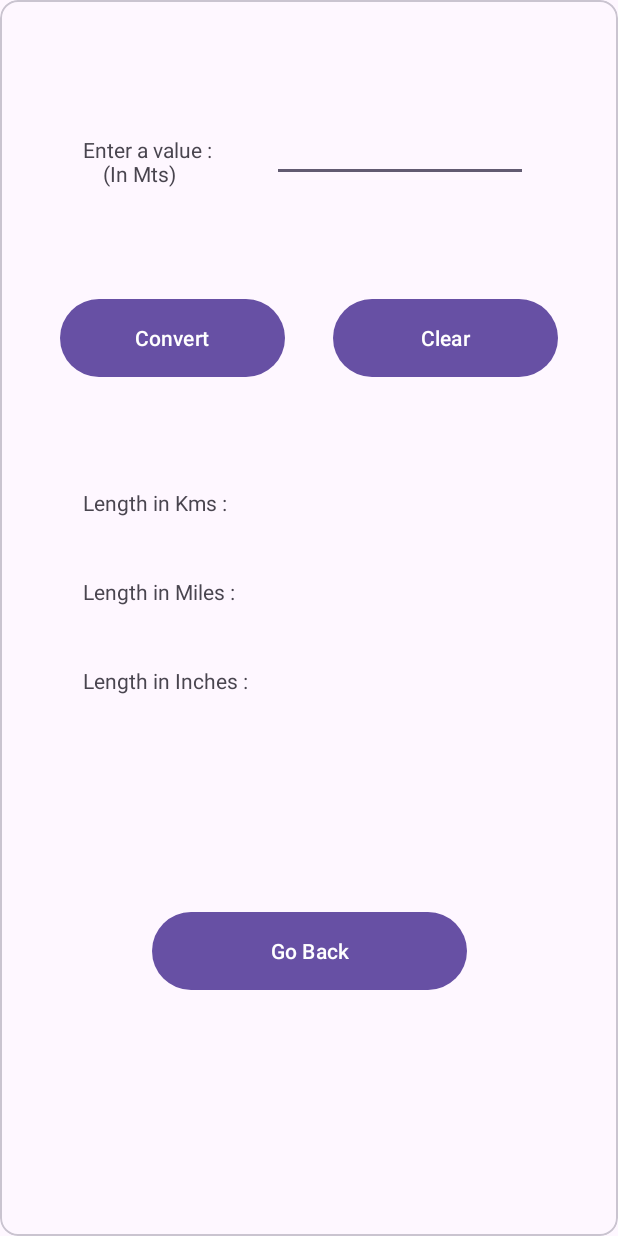
After one commit to guptakushal03/Second_Assignment_App_21012021034, an Android app: the LengthConverterActivity screen opened directly, with no data from a screen before it, on a phone screen of 412 x 824 dp. The commit adds this screen. Run offline under Robolectric (Android 15) with nearby library versions, the phone set to English and light mode, and no system bars; 1 statement that could not run was skipped.

Commit message:
Length Page Commit 1

```diff
--- /dev/null
+++ b/app/src/main/java/com/example/second_assignment_app_21012021034/LengthConverterActivity.kt
@@ -0,0 +1,34 @@
+package com.example.second_assignment_app_21012021034
+
+import androidx.appcompat.app.AppCompatActivity
+import android.os.Bundle
+import android.widget.Button
+import android.widget.EditText
+import android.widget.TextView
+
+class LengthConverterActivity : AppCompatActivity() {
+    override fun onCreate(savedInstanceState: Bundle?) {
+        super.onCreate(savedInstanceState)
+        setContentView(R.layout.activity_length_converter)
+
+        val convert = findViewById<Button>(R.id.convertBtn)
+        val dataValue:EditText = findViewById<EditText>(R.id.DataValue)
+        val tempStr = dataValue.text.toString()
+        val tempInt: Int = tempStr.toInt()
+
+        convert.setOnClickListener(){
+            convertLength(tempInt)
+        }
+
+    }
+
+    fun convertLength(tempInt: Int){
+        var b = tempInt/1000
+        var c = tempInt/1609
+        var d = tempInt*39.37
+
+        findViewById<TextView>(R.id.KgsValue).text = b.toString()
+        findViewById<TextView>(R.id.MilesValue).text = c.toString()
+        findViewById<TextView>(R.id.InchesValue).text = d.toString()
+    }
+}
--- /dev/null
+++ b/app/src/main/res/layout/activity_length_converter.xml
@@ -0,0 +1,128 @@
+<?xml version="1.0" encoding="utf-8"?>
+<androidx.constraintlayout.widget.ConstraintLayout xmlns:android="http://schemas.android.com/apk/res/android"
+    xmlns:app="http://schemas.android.com/apk/res-auto"
+    xmlns:tools="http://schemas.android.com/tools"
+    android:layout_width="match_parent"
+    android:layout_height="match_parent"
+    tools:context=".LengthConverterActivity">
+
+    <com.google.android.material.card.MaterialCardView
+        android:layout_width="match_parent"
+        android:layout_height="match_parent">
+
+        <androidx.constraintlayout.widget.ConstraintLayout
+            android:layout_width="match_parent"
+            android:layout_height="match_parent"
+            android:padding="20dp">
+
+            <TextView
+                android:id="@+id/textView2"
+                android:layout_width="wrap_content"
+                android:layout_height="wrap_content"
+                android:layout_marginLeft="35dp"
+                android:layout_marginTop="70dp"
+                android:text="Enter a value :\n    (In Mts)"
+                app:layout_constraintStart_toStartOf="parent"
+                app:layout_constraintTop_toTopOf="parent" />
+
+            <EditText
+                android:id="@+id/DataValue"
+                android:layout_width="wrap_content"
+                android:layout_height="wrap_content"
+                android:ems="8"
+                android:inputType="text"
+                app:layout_constraintBaseline_toBaselineOf="@+id/textView2"
+                app:layout_constraintEnd_toEndOf="parent"
+                app:layout_constraintStart_toEndOf="@+id/textView2" />
+
+            <Button
+                android:id="@+id/convertBtn"
+                android:layout_width="150dp"
+                android:layout_height="60dp"
+                android:layout_marginTop="70dp"
+                android:layout_marginLeft="20dp"
+                android:text="Convert"
+                app:layout_constraintStart_toStartOf="parent"
+                app:layout_constraintTop_toBottomOf="@id/textView2" />
+
+            <Button
+                android:id="@+id/ClearBtn"
+                android:layout_width="150dp"
+                android:layout_height="60dp"
+                android:layout_marginRight="20dp"
+                android:text="Clear"
+                app:layout_constraintBaseline_toBaselineOf="@+id/convertBtn"
+                app:layout_constraintEnd_toEndOf="parent" />
+
+            <TextView
+                android:id="@+id/textView4"
+                android:layout_width="wrap_content"
+                android:layout_height="wrap_content"
+                android:layout_marginLeft="35dp"
+                android:layout_marginTop="70dp"
+                android:text="Length in Kms : "
+                app:layout_constraintStart_toStartOf="parent"
+                app:layout_constraintTop_toBottomOf="@+id/convertBtn" />
+
+            <TextView
+                android:id="@+id/textView7"
+                android:layout_width="wrap_content"
+                android:layout_height="wrap_content"
+                android:layout_marginLeft="35dp"
+                android:layout_marginTop="40dp"
+                android:text="Length in Miles : "
+                app:layout_constraintStart_toStartOf="parent"
+                app:layout_constraintTop_toBottomOf="@+id/textView4" />
+
+            <TextView
+                android:id="@+id/textView8"
+                android:layout_width="wrap_content"
+                android:layout_height="wrap_content"
+                android:layout_marginLeft="35dp"
+                android:layout_marginTop="40dp"
+                android:text="Length in Inches : "
+                app:layout_constraintStart_toStartOf="parent"
+                app:layout_constraintTop_toBottomOf="@+id/textView7" />
+
+            <TextView
+                android:id="@+id/KgsValue"
+                android:layout_width="wrap_content"
+                android:layout_height="wrap_content"
+                android:layout_marginLeft="50dp"
+                android:text=""
+                app:layout_constraintBaseline_toBaselineOf="@+id/textView4"
+                app:layout_constraintStart_toEndOf="@+id/textView4" />
+
+            <TextView
+                android:id="@+id/MilesValue"
+                android:layout_width="wrap_content"
+                android:layout_height="wrap_content"
+                android:layout_marginLeft="50dp"
+                android:text=""
+                app:layout_constraintBaseline_toBaselineOf="@+id/textView7"
+                app:layout_constraintStart_toEndOf="@+id/textView7" />
+
+            <TextView
+                android:id="@+id/InchesValue"
+                android:layout_width="wrap_content"
+                android:layout_height="wrap_content"
+                android:layout_marginLeft="50dp"
+                android:text=""
+                app:layout_constraintBaseline_toBaselineOf="@+id/textView8"
+                app:layout_constraintStart_toEndOf="@+id/textView8" />
+
+            <Button
+                android:id="@+id/gobackBtn"
+                android:layout_width="210dp"
+                android:layout_height="60dp"
+                android:text="Go Back"
+                app:layout_constraintBottom_toBottomOf="parent"
+                app:layout_constraintEnd_toEndOf="parent"
+                app:layout_constraintStart_toStartOf="parent"
+                app:layout_constraintTop_toBottomOf="@+id/textView8" />
+
+        </androidx.constraintlayout.widget.ConstraintLayout>
+
+    </com.google.android.material.card.MaterialCardView>
+
+</androidx.constraintlayout.widget.ConstraintLayout>
```
Also changed, not shown: app/src/main/AndroidManifest.xml (+13 -0 lines), app/src/main/java/com/example/second_assignment_app_21012021034/DataConverterActivity.kt (added, +11 -0 lines), app/src/main/java/com/example/second_assignment_app_21012021034/MainActivity.kt (+24 -0 lines), app/src/main/java/com/example/second_assignment_app_21012021034/TempConverterActivity.kt (added, +11 -0 lines), app/src/main/java/com/example/second_assignment_app_21012021034/WeightConverterActivity.kt (added, +11 -0 lines), app/src/main/res/layout/activity_data_converter.xml (added, +128 -0 lines), app/src/main/res/layout/activity_main.xml (+0 -11 lines), app/src/main/res/layout/activity_temp_converter.xml (added, +129 -0 lines), app/src/main/res/layout/activity_weight_converter.xml (added, +128 -0 lines).
